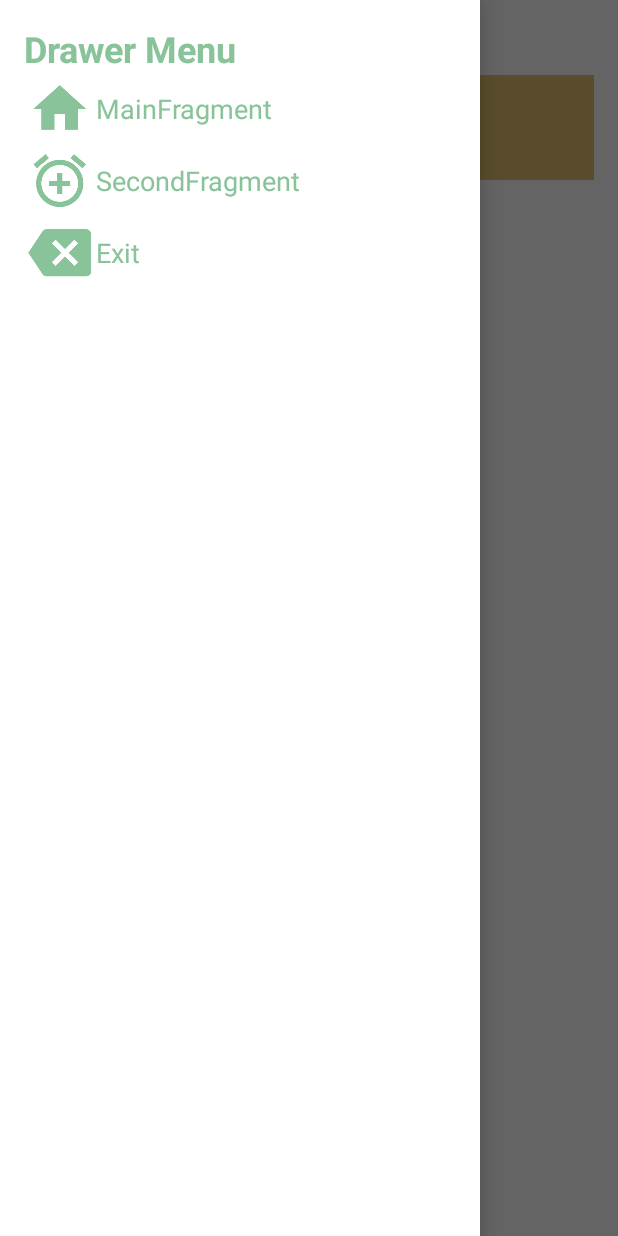
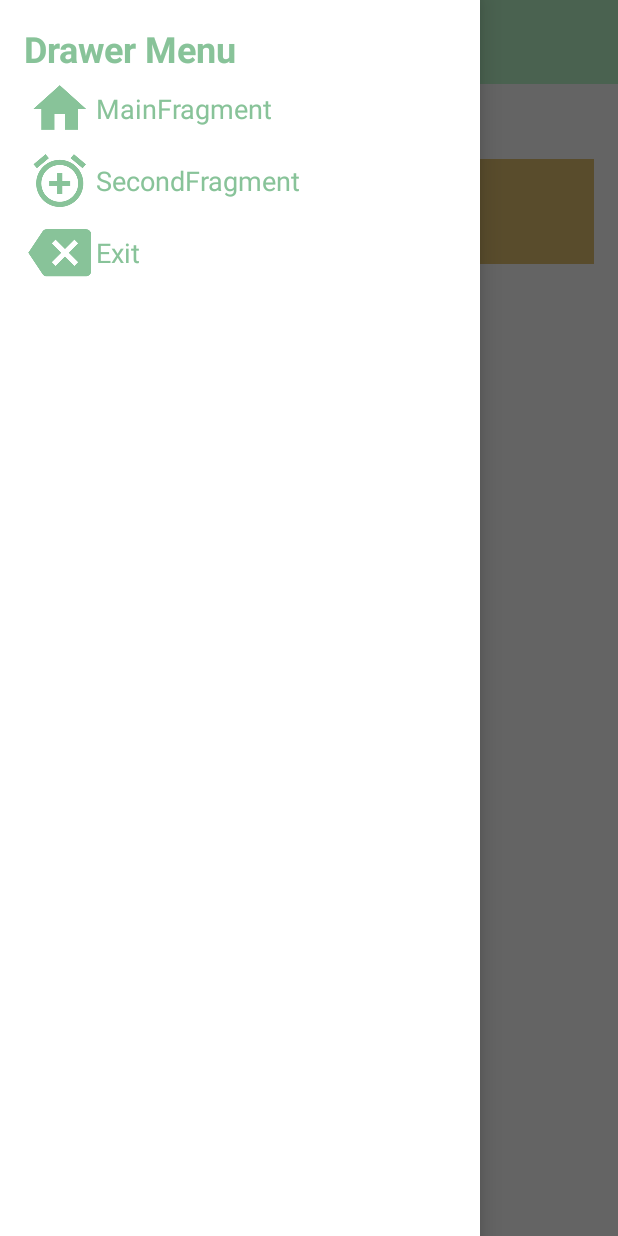
Before and after one commit to Apichayap/MyEasyService, an Android app: the screen it shows after launch (MainActivity), with the side drawer open, on a phone screen of 412 x 824 dp. Run offline under Robolectric (Android 15) with nearby library versions, the phone set to English and light mode, and no system bars.

Commit message:
Hamberger Icon Finish

```diff
--- a/app/src/main/java/app/prabpairee/apichaya/myeasyservice/MainActivity.java
+++ b/app/src/main/java/app/prabpairee/apichaya/myeasyservice/MainActivity.java
@@ -1,16 +1,25 @@
 package app.prabpairee.apichaya.myeasyservice;
 
+import android.content.res.Configuration;
+import android.support.annotation.Nullable;
 import android.support.v4.widget.DrawerLayout;
+import android.support.v7.app.ActionBarDrawerToggle;
 import android.support.v7.app.AppCompatActivity;
 import android.os.Bundle;
+import android.support.v7.widget.Toolbar;
+import android.view.MenuItem;
 import android.view.View;
 import android.widget.TextView;
 
 import app.prabpairee.apichaya.myeasyservice.fragment.MainFragment;
+import app.prabpairee.apichaya.myeasyservice.fragment.SecoundFragment;
 
 public class MainActivity extends AppCompatActivity {
 
     private DrawerLayout drawerLayout;
+    private ActionBarDrawerToggle actionBarDrawerToggle;
+    private Toolbar toolbar;
+
 
     @Override
     protected void onCreate(Bundle savedInstanceState) {
@@ -25,8 +34,57 @@ public class MainActivity extends AppCompatActivity {
         //Text Controller
         textController();
 
+        //Create ToolBar
+        createToolBar();
+
+
 
     }   // Main Method
+
+    @Override
+    public boolean onOptionsItemSelected(MenuItem item) {
+
+        if (actionBarDrawerToggle.onOptionsItemSelected(item)) {
+            return true;
+        }
+        return super.onOptionsItemSelected(item);
+
+
+
+    }
+
+    @Override
+    public void onConfigurationChanged(Configuration newConfig) {
+        super.onConfigurationChanged(newConfig);
+        actionBarDrawerToggle.onConfigurationChanged(newConfig);
+
+
+    }
+
+    @Override
+    protected void onPostCreate(@Nullable Bundle savedInstanceState) {
+        super.onPostCreate(savedInstanceState);
+        actionBarDrawerToggle.syncState();
+
+
+    }
+
+    private void createToolBar() {
+        toolbar = (Toolbar) findViewById(R.id.toolBarMain);
+        setSupportActionBar(toolbar);
+
+        actionBarDrawerToggle = new ActionBarDrawerToggle(
+                MainActivity.this,
+                drawerLayout,
+                R.string.open,
+                R.string.closer
+
+        );
+        drawerLayout.setDrawerListener(actionBarDrawerToggle);
+        getSupportActionBar().setHomeButtonEnabled(true);
+        getSupportActionBar().setDisplayHomeAsUpEnabled(true);
+
+    }
 
     private void textController() {
         TextView mainTextView = (TextView) findViewById(R.id.txtMainFragment);
@@ -38,6 +96,11 @@ public class MainActivity extends AppCompatActivity {
             @Override
             public void onClick(View v) {
 
+                getSupportFragmentManager().beginTransaction()
+                        .replace(R.id.contentFragmentMain, new MainFragment())
+                        .commit();
+
+
                 //Close Drawer
                 drawerLayout.closeDrawers();
 
@@ -48,6 +111,12 @@ public class MainActivity extends AppCompatActivity {
         SecTextView.setOnClickListener(new View.OnClickListener() {
             @Override
             public void onClick(View v) {
+
+                getSupportFragmentManager().beginTransaction()
+                        .replace(R.id.contentFragmentMain, new SecoundFragment())
+                        .commit();
+
+
                 drawerLayout.closeDrawers();
             }
         });
@@ -56,6 +125,9 @@ public class MainActivity extends AppCompatActivity {
         exitTextView.setOnClickListener(new View.OnClickListener() {
             @Override
             public void onClick(View v) {
+
+                finish();
+
                 drawerLayout.closeDrawers();
             }
         });
--- a/app/src/main/res/layout/activity_main.xml
+++ b/app/src/main/res/layout/activity_main.xml
@@ -15,6 +15,13 @@
         android:layout_height="match_parent">
 
         <!--Toolbar-->
+        <android.support.v7.widget.Toolbar
+            android:id="@+id/toolBarMain"
+            android:layout_width="match_parent"
+            android:layout_height="?attr/actionBarSize"
+            android:background="@color/colorPrimary"
+            app:theme="@style/ThemeOverlay.AppCompat.Dark.ActionBar"/>
+
 
         <!--Content Fragment-->
         <FrameLayout
--- a/app/src/main/res/values/strings.xml
+++ b/app/src/main/res/values/strings.xml
@@ -1,4 +1,10 @@
 <resources>
     <string name="app_name">My Easy Service</string>
     <string name="name">อภิชญา</string>
+
+    <string name="open">Open Drawer</string>
+    <string name="closer">Close Drawer</string>
+
+
+
 </resources>
```
